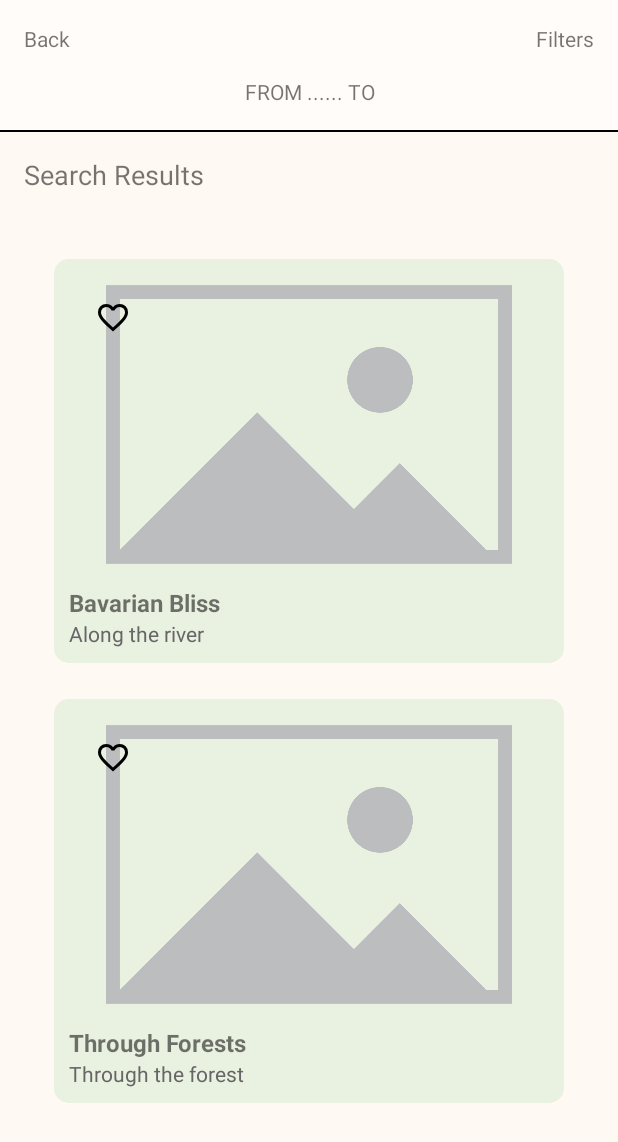
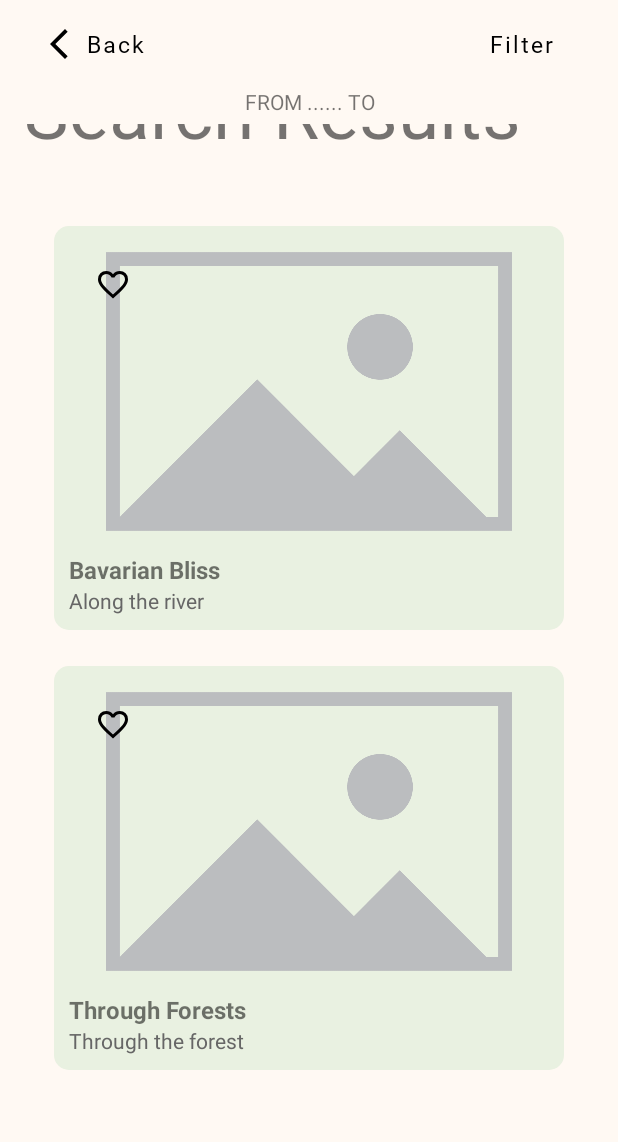
Before and after one commit to wythayt/M3_1_114_Thema_Bahnreise_Routenplaner_fuer_landschaftlich_attraktive_Strecken, an Android app: the fragment SearchResultsFragment shown on its own in the app's theme, on a phone screen of 412 x 824 dp. Shown: the top 1142 px of the screen. Run offline under Robolectric (Android 15) with nearby library versions, the phone set to English and light mode, and no system bars.

Commit message:
feat: Attached search results

```diff
--- a/app/src/main/java/com/example/m3_app/ui/search_results/SearchResultsFragment.java
+++ b/app/src/main/java/com/example/m3_app/ui/search_results/SearchResultsFragment.java
@@ -6,10 +6,13 @@ import android.view.View;
 import android.view.ViewGroup;
 import android.view.WindowManager;
 
+import androidx.activity.OnBackPressedCallback;
 import androidx.annotation.NonNull;
 import androidx.annotation.Nullable;
 import androidx.appcompat.app.AppCompatActivity;
 import androidx.fragment.app.Fragment;
+import androidx.navigation.NavController;
+import androidx.navigation.fragment.NavHostFragment;
 import androidx.recyclerview.widget.LinearLayoutManager;
 
 import com.example.m3_app.R;
@@ -33,16 +36,33 @@ public class SearchResultsFragment extends Fragment {
     public View onCreateView(@NonNull LayoutInflater inflater,
                              ViewGroup container,
                              Bundle savedInstanceState) {
+        super.onCreate(savedInstanceState);
+        requireActivity()
+                .getOnBackPressedDispatcher()
+                .addCallback(getViewLifecycleOwner(), new OnBackPressedCallback(true) {
+                    @Override
+                    public void handleOnBackPressed() {
+                        NavController navController = NavHostFragment.findNavController(requireParentFragment());
+                        navController.navigateUp();
+                    }
+                });
         binding = FragmentSearchResultsBinding.inflate(inflater, container, false);
         View view = binding.getRoot();
 
         List<RouteImgCard> cards = Arrays.asList(
                 new RouteImgCard("Bavarian Bliss", R.drawable.placeholder, "Along the river"),
-                new RouteImgCard("Through Forests", R.drawable.placeholder, "Through the forest")
+                new RouteImgCard("Through Forests", R.drawable.placeholder, "Through the forest"),
+                new RouteImgCard("Bavarian Bliss", R.drawable.placeholder, "Along the river")
+
         );
 
         binding.RecyclerView.setLayoutManager(new LinearLayoutManager(getContext()));
         binding.RecyclerView.setAdapter(new RouteImgAdapter(cards));
+
+        binding.back.setOnClickListener(v -> {
+            NavController navController = NavHostFragment.findNavController(requireParentFragment());
+            navController.navigateUp();
+        });
 
         return view;
     }
--- a/app/src/main/res/layout/fragment_search_results.xml
+++ b/app/src/main/res/layout/fragment_search_results.xml
@@ -1,75 +1,128 @@
 <?xml version="1.0" encoding="utf-8"?>
 <androidx.constraintlayout.widget.ConstraintLayout xmlns:android="http://schemas.android.com/apk/res/android"
     xmlns:app="http://schemas.android.com/apk/res-auto"
-    xmlns:tools="http://schemas.android.com/tools"
     android:layout_width="match_parent"
     android:layout_height="match_parent"
-    tools:context=".ui.search.SearchResultsFragment">
+    android:background="@color/beige">
+
+    <androidx.constraintlayout.widget.Guideline
+        android:id="@+id/guideline3"
+        android:layout_width="wrap_content"
+        android:layout_height="wrap_content"
+        android:orientation="horizontal"
+        app:layout_constraintGuide_percent="0.07" />
+
+    <androidx.constraintlayout.widget.Guideline
+        android:id="@+id/guideline2"
+        android:layout_width="wrap_content"
+        android:layout_height="wrap_content"
+        android:orientation="horizontal"
+        app:layout_constraintGuide_percent="0.1" />
+
+    <androidx.constraintlayout.widget.Guideline
+        android:id="@+id/guideline20"
+        android:layout_width="wrap_content"
+        android:layout_height="wrap_content"
+        android:orientation="horizontal"
+        app:layout_constraintGuide_percent="0.9" />
+
+    <androidx.constraintlayout.widget.Guideline
+        android:id="@+id/guideline4"
+        android:layout_width="wrap_content"
+        android:layout_height="wrap_content"
+        android:orientation="vertical"
+        app:layout_constraintGuide_percent="0.05" />
+
+    <androidx.constraintlayout.widget.Guideline
+        android:id="@+id/guideline5"
+        android:layout_width="wrap_content"
+        android:layout_height="wrap_content"
+        android:orientation="vertical"
+        app:layout_constraintGuide_percent="0.95" />
+
+    <com.google.android.material.button.MaterialButton
+        android:id="@+id/back"
+        style="@style/Widget.MaterialComponents.Button.TextButton.Icon"
+        android:layout_width="wrap_content"
+        android:layout_height="wrap_content"
+        android:fontFamily="@font/sf_pro_text_bold"
+        android:text="Back"
+        android:textAllCaps="false"
+        android:textColor="@color/black"
+        android:textSize="15sp"
+        app:icon="@drawable/arrow_back_ios_24px"
+        app:iconGravity="textStart"
+        app:iconPadding="0dp"
+        app:layout_constraintBottom_toTopOf="@+id/guideline3"
+        app:layout_constraintStart_toStartOf="@+id/guideline4"
+        app:layout_constraintTop_toTopOf="parent" />
+
+    <com.google.android.material.button.MaterialButton
+        android:id="@+id/button4"
+        style="@style/Widget.MaterialComponents.Button.TextButton.Icon"
+        android:layout_width="wrap_content"
+        android:layout_height="wrap_content"
+        android:fontFamily="@font/sf_pro_text_bold"
+        android:text="Filter"
+        android:textAllCaps="false"
+        android:textColor="@color/black"
+        android:textSize="15sp"
+        app:layout_constraintBottom_toTopOf="@+id/guideline3"
+        app:layout_constraintEnd_toStartOf="@+id/guideline5"
+        app:layout_constraintTop_toTopOf="parent" />
+
+
+    <androidx.constraintlayout.widget.Guideline
+        android:id="@+id/guideline12"
+        android:layout_width="wrap_content"
+        android:layout_height="wrap_content"
+        android:orientation="vertical"
+        app:layout_constraintGuide_percent="0.72" />
+
+
+    <androidx.constraintlayout.widget.Guideline
+        android:id="@+id/guideline7"
+        android:layout_width="wrap_content"
+        android:layout_height="wrap_content"
+        android:orientation="horizontal"
+        app:layout_constraintGuide_percent="0." />
+
+    <TextView
+        android:layout_width="match_parent"
+        android:layout_height="wrap_content"
+        android:layout_marginBottom="16dp"
+        android:gravity="center"
+        android:text="FROM ...... TO"
+        app:layout_constraintTop_toTopOf="@+id/guideline3" />
+
+    <View
+        android:layout_width="match_parent"
+        android:layout_height="1dp"
+        android:background="@color/black"
+        app:layout_constraintTop_toTopOf="@+id/guideline2" />
 
     <ScrollView
         android:id="@+id/scroll_search_results"
-        android:layout_width="match_parent"
-        android:layout_height="match_parent"
+        android:layout_width="0dp"
+        android:layout_height="0dp"
         android:background="#fff9f3"
         android:orientation="vertical"
-        app:layout_constraintBottom_toBottomOf="parent"
+        app:layout_constraintBottom_toBottomOf="@id/guideline20"
         app:layout_constraintEnd_toEndOf="parent"
         app:layout_constraintStart_toStartOf="parent"
-        app:layout_constraintTop_toTopOf="parent">
+        app:layout_constraintTop_toTopOf="@id/guideline2">
 
         <LinearLayout
             android:layout_width="match_parent"
             android:layout_height="wrap_content"
             android:orientation="vertical">
 
-            <LinearLayout
-                android:layout_width="match_parent"
-                android:layout_height="wrap_content"
-                android:background="#fffcf9"
-                android:orientation="vertical">
-
-                <LinearLayout
-                    android:layout_width="match_parent"
-                    android:layout_height="wrap_content"
-                    android:gravity="center_vertical"
-                    android:orientation="horizontal"
-                    android:padding="16dp"
-                    android:weightSum="2">
-
-                    <TextView
-                        android:layout_width="wrap_content"
-                        android:layout_height="wrap_content"
-                        android:layout_weight="1"
-                        android:text="Back" />
-
-                    <TextView
-                        android:layout_width="wrap_content"
-                        android:layout_height="wrap_content"
-                        android:layout_weight="1"
-                        android:gravity="end"
-                        android:text="Filters" />
-                </LinearLayout>
-
-                <TextView
-                    android:layout_width="match_parent"
-                    android:layout_height="wrap_content"
-                    android:gravity="center"
-                    android:layout_marginBottom="16dp"
-                    android:text="FROM ...... TO" />
-
-            </LinearLayout>
-
-            <View
-                android:layout_width="match_parent"
-                android:layout_height="1dp"
-                android:background="@color/black" />
-
             <TextView
                 android:layout_width="match_parent"
                 android:layout_height="wrap_content"
                 android:padding="16dp"
                 android:text="Search Results"
-                android:textSize="18sp" />
+                android:textSize="50sp" />
 
             <androidx.recyclerview.widget.RecyclerView
                 android:id="@+id/RecyclerView"
@@ -79,4 +132,5 @@
             <!--android:visibility="gone"-->
         </LinearLayout>
     </ScrollView>
+
 </androidx.constraintlayout.widget.ConstraintLayout>
```
